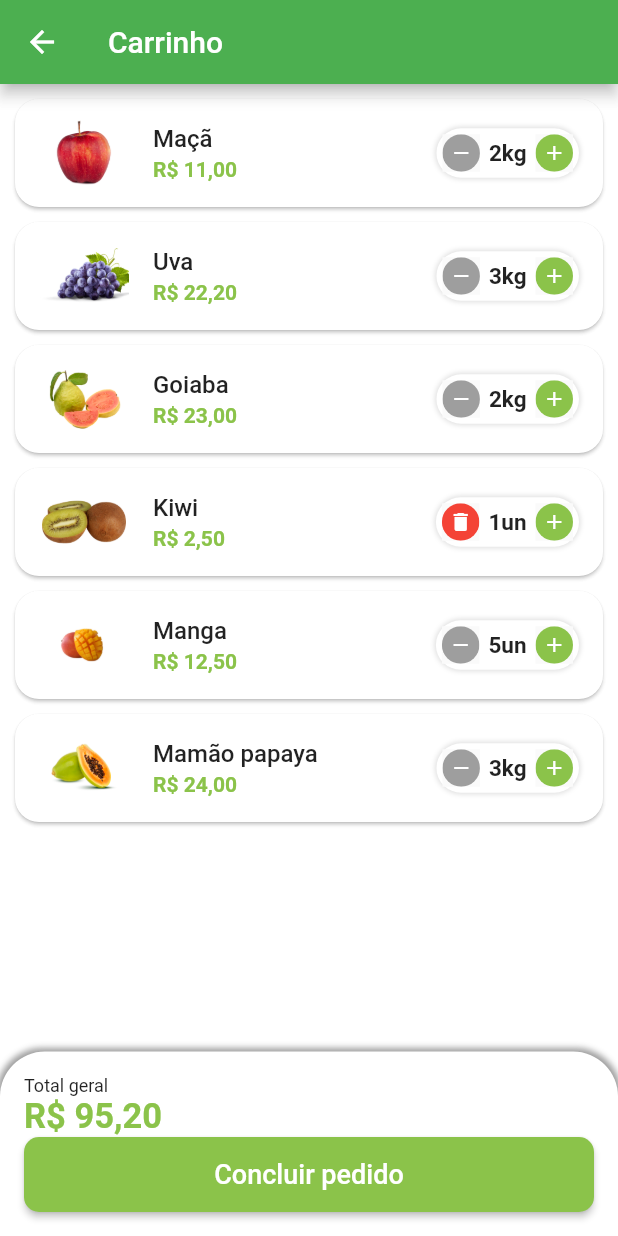
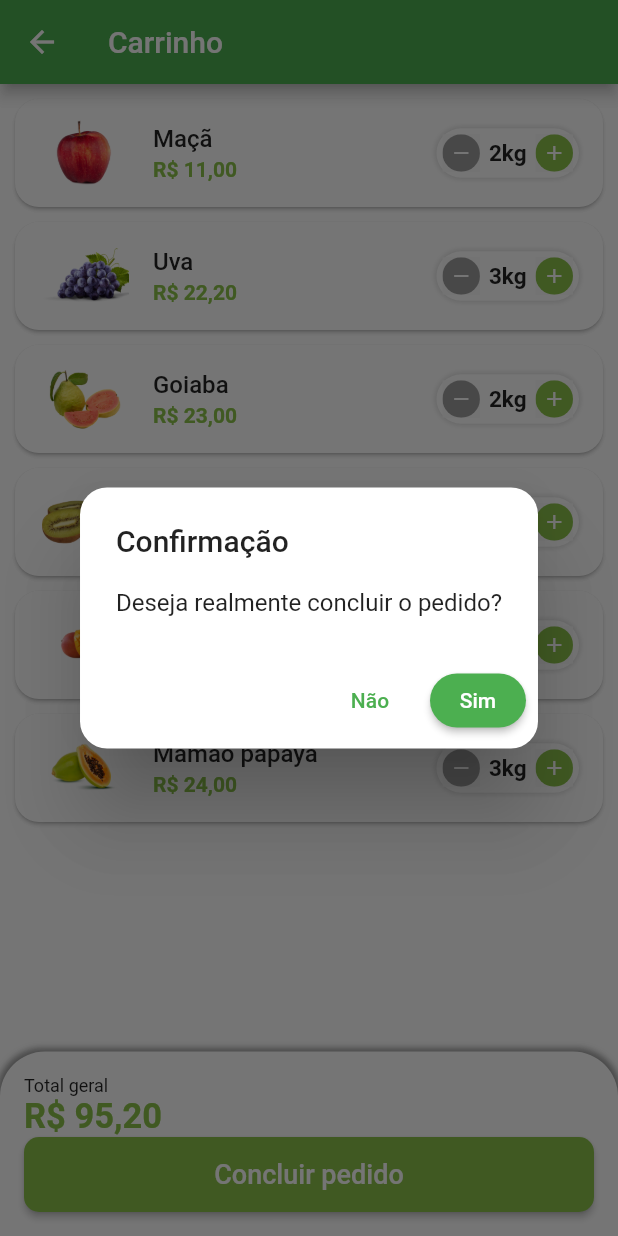
Before and after one commit to Jo-Analyst/greengrocer, a Flutter app: the CartTab screen opened directly, after a tap on "Concluir pedido", on a phone screen of 412 x 824 dp. Run offline on Flutter 3.47's test engine with Material 3 defaults, Android fonts, the phone set to English and light mode, and no system bars; our stand-ins replace animated_text_kit, mask_text_input_formatter.

Commit message:
35. Dialog de confirmação

```diff
--- a/lib/src/pages/cart/cart_tab.dart
+++ b/lib/src/pages/cart/cart_tab.dart
@@ -19,13 +19,43 @@ class _CartTabState extends State<CartTab> {
     });
   }
 
-  double cartTotalPrice(){
+  double cartTotalPrice() {
     double total = 0;
-    for (var item in app_data.cartItems){
+    for (var item in app_data.cartItems) {
       total += item.totalPrice();
     }
 
     return total;
+  }
+
+  Future<bool?> showOrderConfirmation() {
+    return showDialog<bool>(
+      context: context,
+      builder: (context) {
+        return AlertDialog(
+          shape: RoundedRectangleBorder(
+            borderRadius: BorderRadius.circular(18),
+          ),
+          title: Text("Confirmação"),
+          content: Text("Deseja realmente concluir o pedido?"),
+          actions: [
+            TextButton(
+              onPressed: () => Navigator.of(context).pop(false),
+              child: const Text("Não"),
+            ),
+            ElevatedButton(
+              style: ElevatedButton.styleFrom(
+                shape: RoundedRectangleBorder(
+                  borderRadius: BorderRadius.circular(18),
+                ),
+              ),
+              onPressed: () => Navigator.of(context).pop(true),
+              child: const Text("Sim"),
+            )
+          ],
+        );
+      },
+    );
   }
 
   @override
@@ -41,9 +71,8 @@ class _CartTabState extends State<CartTab> {
               itemCount: app_data.cartItems.length,
               itemBuilder: (_, index) {
                 return CartTile(
-                  cartItem: app_data.cartItems[index],
-                  remove: removeItemFromCart
-                );
+                    cartItem: app_data.cartItems[index],
+                    remove: removeItemFromCart);
               },
             ),
           ),
@@ -87,7 +116,10 @@ class _CartTabState extends State<CartTab> {
                         ),
                         backgroundColor: CustomColors.customSwatchColor,
                       ),
-                      onPressed: () {},
+                      onPressed: () async {
+                        final confirm = await showOrderConfirmation();
+                        print(confirm);
+                      },
                       child: const Text(
                         "Concluir pedido",
                         style: TextStyle(fontSize: 18),
```
